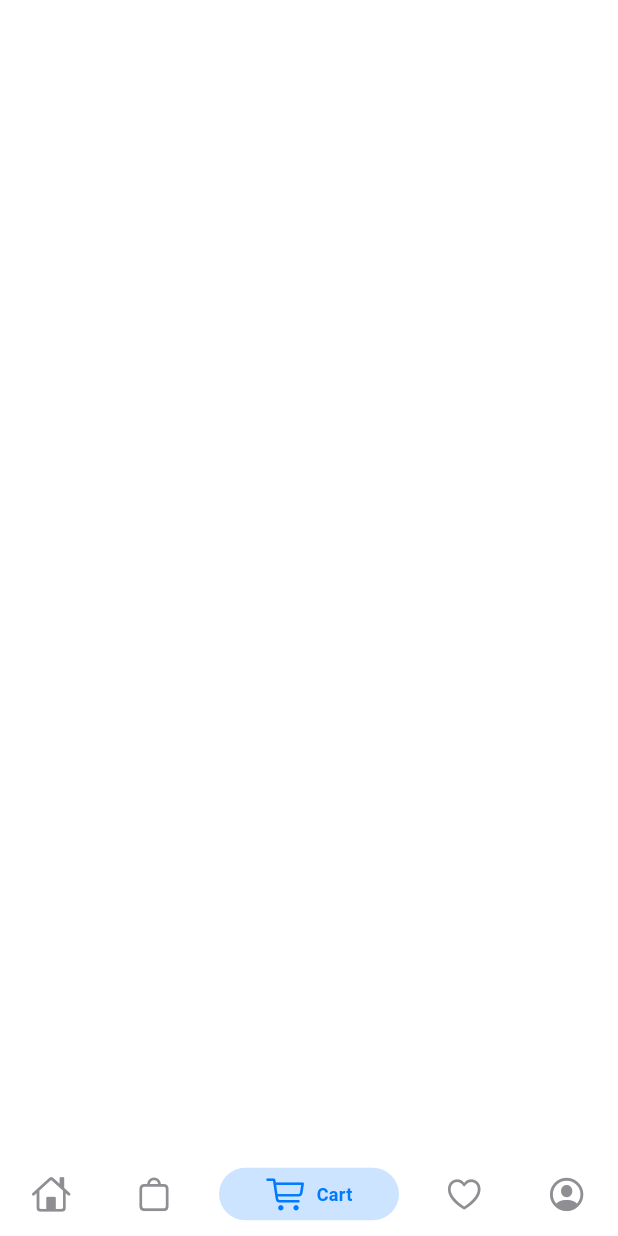
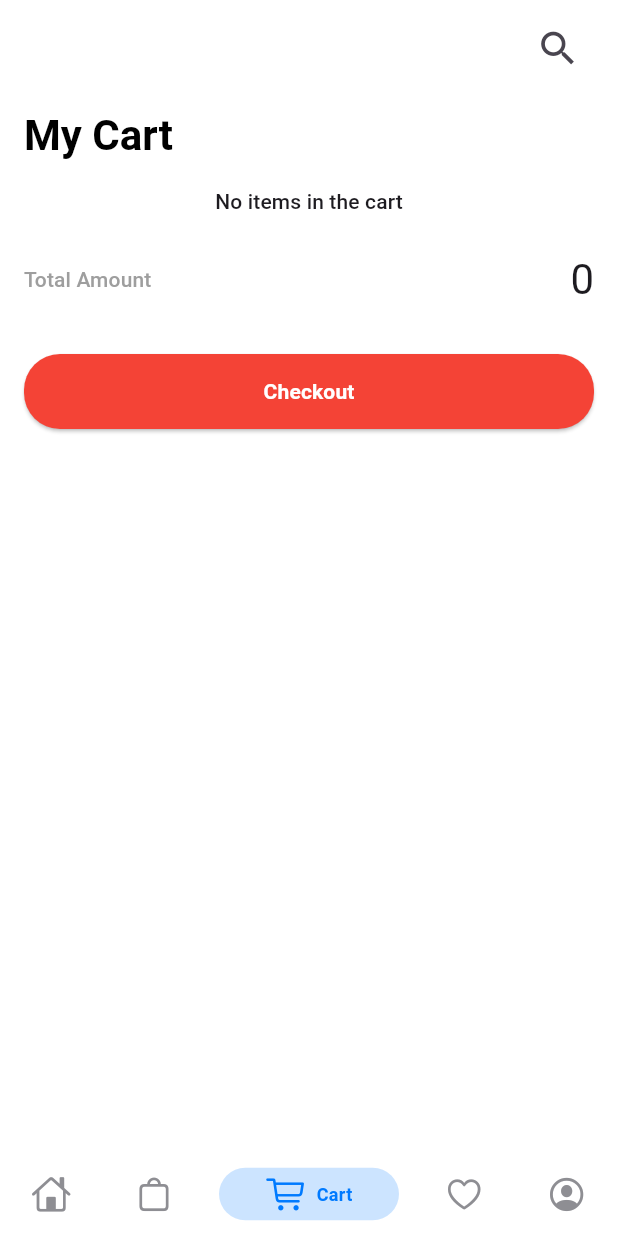
Before and after one commit to AbdelrhmanArafat/E-Commerce-App, a Flutter app: the screen it shows once a user with an empty profile is signed in, item 3 of the bottom bar chosen, on a phone screen of 412 x 824 dp. Run offline on Flutter 3.47's test engine with Material 3 defaults, Android fonts, the phone set to English and light mode, and no system bars; drawn by our look-alikes of persistent_bottom_nav_bar; our stand-ins replace cloud_firestore, firebase_auth, firebase_core, flutter_rating_bar; accounts and stored records are empty; network calls fail.

Commit message:
finish UI and Logic of Cart page

```diff
--- a/lib/models/add_to_cart.dart
+++ b/lib/models/add_to_cart.dart
@@ -35,9 +35,9 @@ class AddToCartModel {
     };
   }
 
-  factory AddToCartModel.fromMap(Map<String, dynamic> map) {
+  factory AddToCartModel.fromMap(Map<String, dynamic> map , String documentId) {
     return AddToCartModel(
-      id: map['id'] as String,
+      id: documentId,
       productId: map['productId'] as String,
       title: map['title'] as String,
       price: map['price'] as int,
--- a/lib/utilities/api_path.dart
+++ b/lib/utilities/api_path.dart
@@ -1,6 +1,6 @@
 class ApiPaths {
   static String products() => 'products/';
   static String user(String uid) => 'users/$uid';
-
   static String addToCart(String uid, String cartId) => 'users/$uid/cart/$cartId';
+  static String myProductCart(String uid) => 'users/$uid/cart/';
 }
--- a/lib/views/pages/bottom_nav_bar_page.dart
+++ b/lib/views/pages/bottom_nav_bar_page.dart
@@ -1,3 +1,4 @@
+import 'package:ecommerce/views/pages/cart_page.dart';
 import 'package:ecommerce/views/pages/home_page.dart';
 import 'package:ecommerce/views/pages/profile_page.dart';
 import 'package:flutter/cupertino.dart';
@@ -19,7 +20,7 @@ class _BottomNavBarPageState extends State<BottomNavBarPage> {
     return [
       const HomePage(),
       Container(),
-      Container(),
+      const CartPage(),
       Container(),
       const ProfilePage(),
     ];
--- /dev/null
+++ b/lib/views/pages/cart_page.dart
@@ -0,0 +1,127 @@
+import 'package:ecommerce/controllers/database_controller.dart';
+import 'package:ecommerce/models/add_to_cart.dart';
+import 'package:ecommerce/views/widgets/cart_list_item.dart';
+import 'package:ecommerce/views/widgets/main_button.dart';
+import 'package:flutter/material.dart';
+import 'package:provider/provider.dart';
+
+class CartPage extends StatefulWidget {
+  const CartPage({super.key});
+
+  @override
+  State<CartPage> createState() => _CartPageState();
+}
+
+class _CartPageState extends State<CartPage> {
+  int totalAmount = 0;
+
+  @override
+  void didChangeDependencies() async {
+    super.didChangeDependencies();
+    final myProducts = await Provider.of<Database>(context, listen: false)
+        .myProductCart()
+        .first;
+    myProducts.forEach(
+      (products) {
+        totalAmount += products.price;
+      },
+    );
+  }
+
+  @override
+  Widget build(BuildContext context) {
+    final database = Provider.of<Database>(context);
+    return SafeArea(
+      child: StreamBuilder<List<AddToCartModel>>(
+          stream: database.myProductCart(),
+          builder: (context, snapshot) {
+            if (snapshot.connectionState == ConnectionState.active) {
+              final cartItems = snapshot.data;
+              return SingleChildScrollView(
+                child: Padding(
+                  padding:
+                      const EdgeInsets.symmetric(vertical: 8, horizontal: 16),
+                  child: Column(
+                    crossAxisAlignment: CrossAxisAlignment.start,
+                    children: [
+                      Row(
+                        mainAxisAlignment: MainAxisAlignment.spaceBetween,
+                        children: [
+                          const SizedBox.shrink(),
+                          IconButton(
+                            icon: const Icon(
+                              Icons.search,
+                              size: 30,
+                            ),
+                            onPressed: () {},
+                          ),
+                        ],
+                      ),
+                      const SizedBox(height: 16),
+                      Text(
+                        'My Cart',
+                        style: Theme.of(context)
+                            .textTheme
+                            .headlineMedium
+                            ?.copyWith(
+                              fontWeight: FontWeight.bold,
+                              color: Colors.black,
+                            ),
+                      ),
+                      const SizedBox(height: 16),
+                      if (cartItems == null || cartItems.isEmpty)
+                        Center(
+                          child: Text(
+                            'No items in the cart',
+                            style: Theme.of(context).textTheme.titleSmall,
+                          ),
+                        ),
+                      if (cartItems != null && cartItems.isNotEmpty)
+                        ListView.builder(
+                          shrinkWrap: true,
+                          physics: const NeverScrollableScrollPhysics(),
+                          itemCount: cartItems.length,
+                          itemBuilder: (BuildContext context, int index) {
+                            return CartListItem(
+                              cartItem: cartItems[index],
+                            );
+                          },
+                        ),
+                      const SizedBox(height: 24),
+                      Row(
+                        mainAxisAlignment: MainAxisAlignment.spaceBetween,
+                        children: [
+                          Text(
+                            'Total Amount',
+                            style: Theme.of(context)
+                                .textTheme
+                                .titleSmall!
+                                .copyWith(
+                                  color: Colors.grey,
+                                ),
+                          ),
+                          Text(
+                            totalAmount.toString(),
+                            style: Theme.of(context).textTheme.headlineMedium,
+                          ),
+                        ],
+                      ),
+                      const SizedBox(height: 32),
+                      MainButton(
+                        onPressed: () {},
+                        text: 'Checkout',
+                        hasCircleBorder: true,
+                      ),
+                      const SizedBox(height: 32),
+                    ],
+                  ),
+                ),
+              );
+            }
+            return const Center(
+              child: CircularProgressIndicator(),
+            );
+          }),
+    );
+  }
+}
```
Also changed, not shown: lib/controllers/database_controller.dart (+8 -0 lines), lib/views/widgets/cart_list_item.dart (added, +122 -0 lines).
